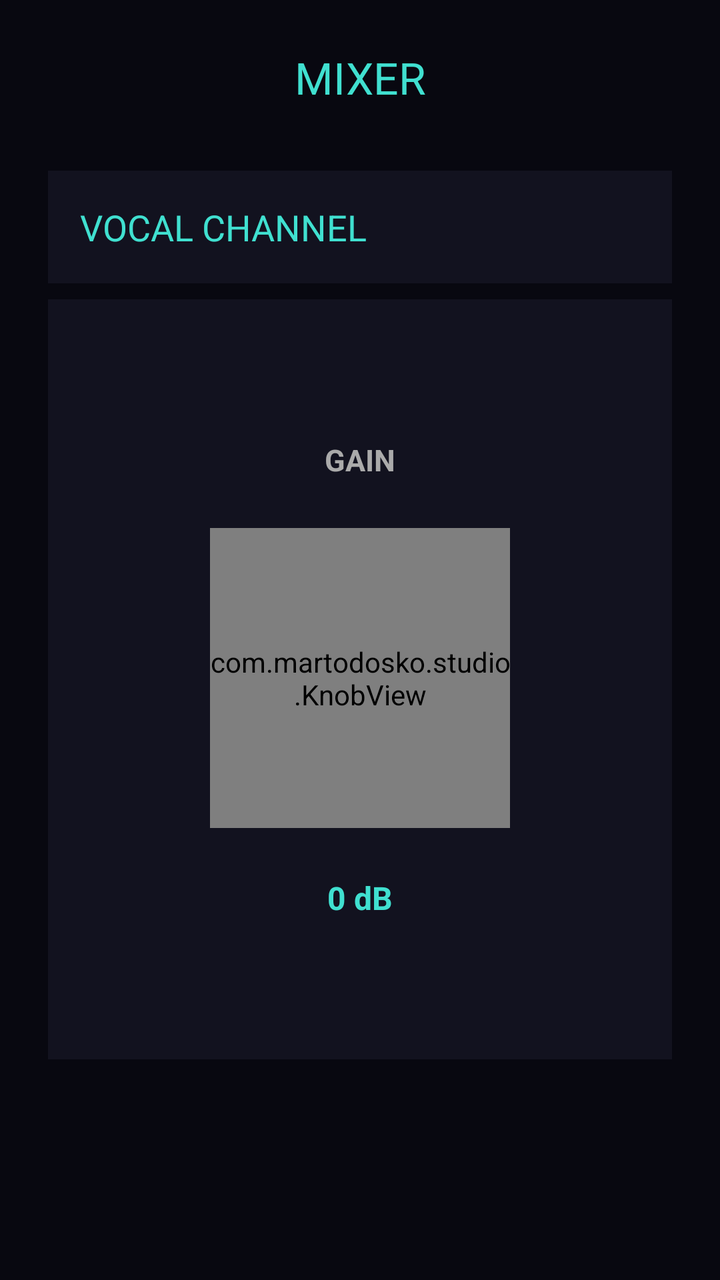
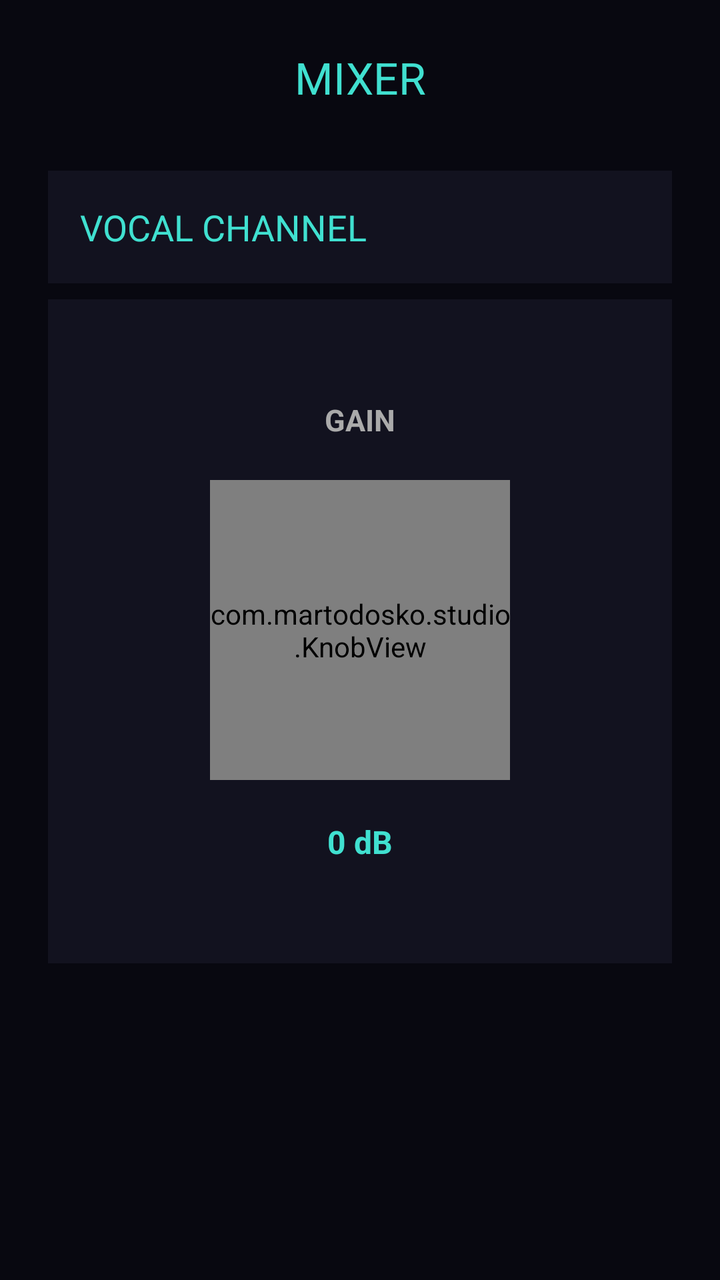

The first picture is an Android layout as it rendered before a commit; the second is the same layout after the commit. The layout source and the unified diff follow.
<!-- AndroidManifest.xml: activity theme Theme.AppCompat.Light.NoActionBar -->
<!-- res/layout/activity_mixer.xml -->
<?xml version="1.0" encoding="utf-8"?>
<ScrollView xmlns:android="http://schemas.android.com/apk/res/android"
    android:layout_width="match_parent"
    android:layout_height="match_parent"
    android:background="#080810"
    android:fillViewport="true">

    <LinearLayout
        android:layout_width="match_parent"
        android:layout_height="wrap_content"
        android:orientation="vertical"
        android:padding="24dp">

        <TextView
            android:layout_width="match_parent"
            android:layout_height="wrap_content"
            android:text="MIXER"
            android:textColor="#40E0D0"
            android:textSize="22sp"
            android:gravity="center"
            android:paddingBottom="32dp"/>

        <TextView
            android:layout_width="match_parent"
            android:layout_height="wrap_content"
            android:text="VOCAL CHANNEL"
            android:textColor="#40E0D0"
            android:textSize="18sp"
            android:padding="16dp"
            android:background="#12121F"/>

        <LinearLayout
            android:layout_width="match_parent"
            android:layout_height="wrap_content"
            android:orientation="vertical"
            android:gravity="center_horizontal"
            android:paddingTop="70dp"
            android:paddingBottom="70dp"
            android:paddingLeft="70dp"
            android:paddingRight="70dp"
            android:background="#12121F"
            android:layout_marginTop="8dp">

            <TextView
                android:layout_width="wrap_content"
                android:layout_height="wrap_content"
                android:text="GAIN"
                android:textColor="#AAAAAA"
                android:textSize="15sp"
                android:textStyle="bold"
                android:layout_marginBottom="24dp"/>

            <com.martodosko.studio.KnobView
                android:id="@+id/knob_gain"
                android:layout_width="150dp"
                android:layout_height="150dp"/>

            <TextView
                android:id="@+id/tv_gain_value"
                android:layout_width="wrap_content"
                android:layout_height="wrap_content"
                android:text="0 dB"
                android:textColor="#40E0D0"
                android:textSize="16sp"
                android:textStyle="bold"
                android:layout_marginTop="24dp"/>
        </LinearLayout>
    </LinearLayout>
</ScrollView>
<!-- resources referenced by this layout -->
<resources>

</resources>

<!-- the commit's change to res/layout/activity_mixer.xml (unified diff, before → after) -->
@@ -34,8 +34,8 @@
             android:layout_height="wrap_content"
             android:orientation="vertical"
             android:gravity="center_horizontal"
-            android:paddingTop="70dp"
-            android:paddingBottom="70dp"
+            android:paddingTop="50dp"
+            android:paddingBottom="50dp"
             android:paddingLeft="70dp"
             android:paddingRight="70dp"
             android:background="#12121F"
@@ -48,7 +48,7 @@
                 android:textColor="#AAAAAA"
                 android:textSize="15sp"
                 android:textStyle="bold"
-                android:layout_marginBottom="24dp"/>
+                android:layout_marginBottom="20dp"/>
 
             <com.martodosko.studio.KnobView
                 android:id="@+id/knob_gain"
@@ -63,7 +63,7 @@
                 android:textColor="#40E0D0"
                 android:textSize="16sp"
                 android:textStyle="bold"
-                android:layout_marginTop="24dp"/>
+                android:layout_marginTop="20dp"/>
         </LinearLayout>
     </LinearLayout>
 </ScrollView>
